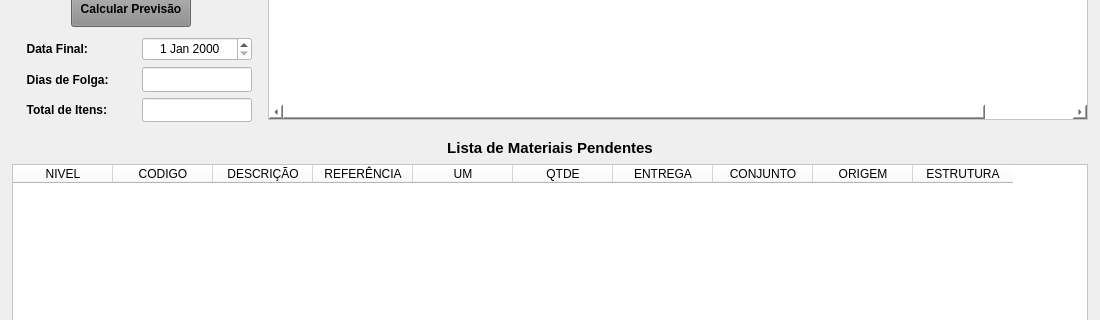
The window that forms/tela_pcp_previsao.ui (Azevedo84/erp_suzuki) describes before a commit, drawn with Qt 5; both pictures show x 0 to 1100 and y 166 to 486 of the 1100 by 750 pixel window.
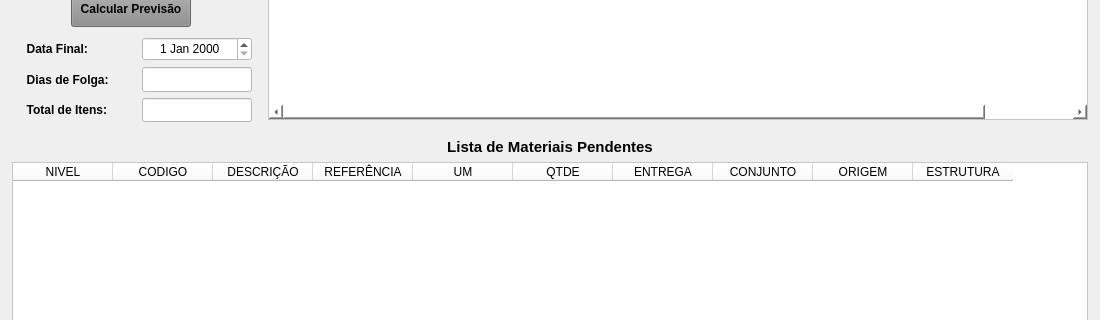
The same window after the commit.

The edit to the form file:
```diff
--- a/forms/tela_pcp_previsao.ui
+++ b/forms/tela_pcp_previsao.ui
@@ -910,17 +910,58 @@
         <number>6</number>
        </property>
        <item>
+        <widget class="QWidget" name="widget_2" native="true">
+         <property name="minimumSize">
+          <size>
+           <width>0</width>
+           <height>18</height>
+          </size>
+         </property>
+         <property name="maximumSize">
+          <size>
+           <width>16777215</width>
+           <height>18</height>
+          </size>
+         </property>
+         <layout class="QHBoxLayout" name="horizontalLayout_2">
+          <property name="leftMargin">
+           <number>0</number>
+          </property>
+          <property name="topMargin">
+           <number>0</number>
+          </property>
+          <property name="rightMargin">
+           <number>0</number>
+          </property>
+          <property name="bottomMargin">
+           <number>0</number>
+          </property>
+          <item>
+           <widget class="QLabel" name="label_Texto">
+            <property name="font">
+             <font>
+              <pointsize>9</pointsize>
+              <weight>75</weight>
+              <bold>true</bold>
+             </font>
+            </property>
+            <property name="text">
+             <string/>
+            </property>
+           </widget>
+          </item>
+          <item>
         <widget class="QLabel" name="label_8">
          <property name="minimumSize">
           <size>
            <width>0</width>
-           <height>20</height>
+              <height>0</height>
           </size>
          </property>
          <property name="maximumSize">
           <size>
            <width>16777215</width>
-           <height>20</height>
+              <height>16777215</height>
           </size>
          </property>
          <property name="font">
@@ -936,6 +977,16 @@
          <property name="alignment">
           <set>Qt::AlignCenter</set>
          </property>
+           </widget>
+          </item>
+          <item>
+           <widget class="QLabel" name="label_2">
+            <property name="text">
+             <string/>
+            </property>
+           </widget>
+          </item>
+         </layout>
         </widget>
        </item>
        <item>
```
Lines whose indentation alone changed are shown as unchanged.
